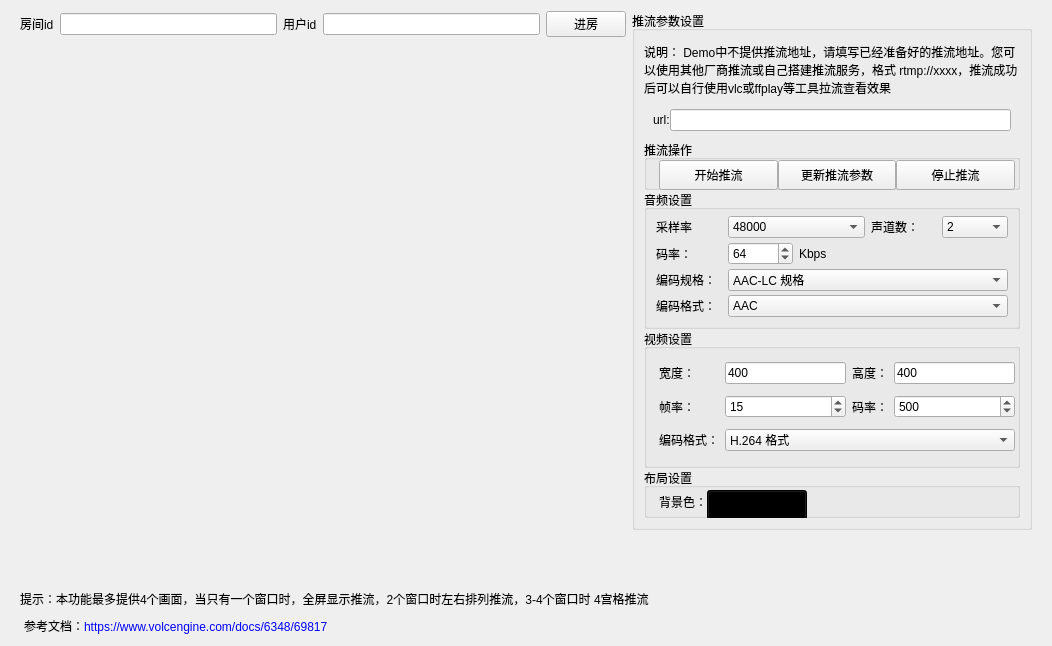
volcengine/VolcEngineRTC, file Windows/src/Advanced/CDNStream/CDNStreamByServer.ui: the form before one commit.
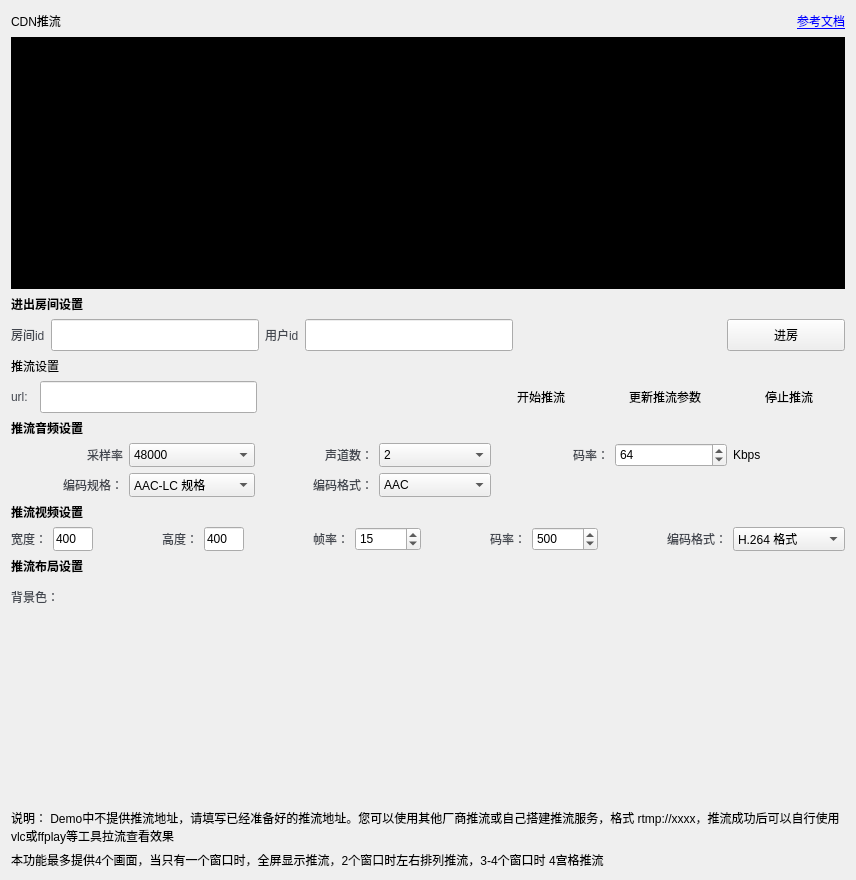
The form after the commit. Icons and pictures are not drawn. Custom widgets are drawn as their Qt base class.

Patch:
```diff
--- a/Windows/src/Advanced/CDNStream/CDNStreamByServer.ui
+++ b/Windows/src/Advanced/CDNStream/CDNStreamByServer.ui
@@ -6,26 +6,97 @@
    <rect>
     <x>0</x>
     <y>0</y>
-    <width>1052</width>
-    <height>646</height>
+    <width>856</width>
+    <height>880</height>
    </rect>
   </property>
   <property name="windowTitle">
    <string>Form</string>
   </property>
-  <layout class="QVBoxLayout" name="verticalLayout_5" stretch="5,1">
+  <layout class="QVBoxLayout" name="verticalLayout_2">
    <property name="spacing">
-    <number>1</number>
+    <number>6</number>
    </property>
+   <item>
+    <layout class="QHBoxLayout" name="horizontalLayout">
+     <item>
+      <widget class="QLabel" name="label_title">
+       <property name="text">
+        <string>CDN推流</string>
+       </property>
+      </widget>
+     </item>
+     <item>
+      <spacer name="horizontalSpacer_4">
+       <property name="orientation">
+        <enum>Qt::Horizontal</enum>
+       </property>
+       <property name="sizeHint" stdset="0">
+        <size>
+         <width>40</width>
+         <height>20</height>
+        </size>
+       </property>
+      </spacer>
+     </item>
+     <item>
+      <widget class="QLabel" name="label_16">
+       <property name="minimumSize">
+        <size>
+         <width>18</width>
+         <height>18</height>
+        </size>
+       </property>
+       <property name="maximumSize">
+        <size>
+         <width>18</width>
+         <height>18</height>
+        </size>
+       </property>
+       <property name="text">
+        <string/>
+       </property>
+       <property name="pixmap">
+        <pixmap resource="../../../resources.qrc">:/img/Resources/ui/document.png</pixmap>
+       </property>
+       <property name="scaledContents">
+        <bool>true</bool>
+       </property>
+      </widget>
+     </item>
+     <item>
+      <widget class="QLabel" name="label_18">
+       <property name="text">
+        <string>&lt;a href=&quot;https://www.volcengine.com/docs/6348/69817&quot;&gt;参考文档</string>
+       </property>
+       <property name="openExternalLinks">
+        <bool>true</bool>
+       </property>
+      </widget>
+     </item>
+    </layout>
+   </item>
    <item>
     <widget class="QWidget" name="widget_top" native="true">
      <property name="minimumSize">
       <size>
        <width>0</width>
-       <height>450</height>
+       <height>252</height>
       </size>
      </property>
-     <layout class="QHBoxLayout" name="horizontalLayout_6" stretch="1,1">
+     <property name="maximumSize">
+      <size>
+       <width>16777215</width>
+       <height>252</height>
+      </size>
+     </property>
+     <property name="styleSheet">
+      <string notr="true">background: black;</string>
+     </property>
+     <layout class="QHBoxLayout" name="horizontalLayout_6" stretch="1">
+      <property name="spacing">
+       <number>4</number>
+      </property>
       <property name="topMargin">
        <number>0</number>
       </property>
@@ -34,39 +105,14 @@
       </property>
       <item>
        <layout class="QVBoxLayout" name="verticalLayout">
-        <item>
-         <layout class="QHBoxLayout" name="horizontalLayout_2">
-          <item>
-           <widget class="QLabel" name="label">
-            <property name="text">
-             <string>房间id</string>
-            </property>
-           </widget>
-          </item>
-          <item>
-           <widget class="QLineEdit" name="lineEdit_room"/>
-          </item>
-          <item>
-           <widget class="QLabel" name="label_2">
-            <property name="text">
-             <string>用户id</string>
-            </property>
-           </widget>
-          </item>
-          <item>
-           <widget class="QLineEdit" name="lineEdit_uid"/>
-          </item>
-          <item>
-           <widget class="QPushButton" name="btn_join">
-            <property name="text">
-             <string>进房</string>
-            </property>
-           </widget>
-          </item>
-         </layout>
-        </item>
+        <property name="spacing">
+         <number>0</number>
+        </property>
         <item>
          <layout class="QHBoxLayout" name="horizontalLayout_3">
+          <property name="spacing">
+           <number>0</number>
+          </property>
           <item>
            <spacer name="horizontalSpacer">
             <property name="orientation">
@@ -83,23 +129,23 @@
           <item>
            <layout class="QFormLayout" name="formLayout">
             <property name="horizontalSpacing">
-             <number>0</number>
+             <number>12</number>
             </property>
             <property name="verticalSpacing">
-             <number>0</number>
+             <number>12</number>
             </property>
             <item row="0" column="0">
              <widget class="UserWidget" name="widget1" native="true">
               <property name="minimumSize">
                <size>
-                <width>200</width>
-                <height>200</height>
+                <width>160</width>
+                <height>120</height>
                </size>
               </property>
               <property name="maximumSize">
                <size>
-                <width>200</width>
-                <height>200</height>
+                <width>160</width>
+                <height>120</height>
                </size>
               </property>
              </widget>
@@ -108,14 +154,14 @@
              <widget class="UserWidget" name="widget2" native="true">
               <property name="minimumSize">
                <size>
-                <width>200</width>
-                <height>200</height>
+                <width>160</width>
+                <height>120</height>
                </size>
               </property>
               <property name="maximumSize">
                <size>
-                <width>200</width>
-                <height>200</height>
+                <width>160</width>
+                <height>120</height>
                </size>
               </property>
              </widget>
@@ -124,14 +170,14 @@
              <widget class="UserWidget" name="widget3" native="true">
               <property name="minimumSize">
                <size>
-                <width>200</width>
-                <height>200</height>
+                <width>160</width>
+                <height>120</height>
                </size>
               </property>
               <property name="maximumSize">
                <size>
-                <width>200</width>
-                <height>200</height>
+                <width>160</width>
+                <height>120</height>
                </size>
               </property>
              </widget>
@@ -140,14 +186,14 @@
              <widget class="UserWidget" name="widget4" native="true">
               <property name="minimumSize">
                <size>
-                <width>200</width>
-                <height>200</height>
+                <width>160</width>
+                <height>120</height>
                </size>
               </property>
               <property name="maximumSize">
                <size>
-                <width>200</width>
-                <height>200</height>
+                <width>160</width>
+                <height>120</height>
                </size>
               </property>
              </widget>
@@ -171,157 +217,251 @@
         </item>
        </layout>
       </item>
+     </layout>
+    </widget>
+   </item>
       <item>
-       <layout class="QVBoxLayout" name="verticalLayout_2" stretch="0">
+    <widget class="QLabel" name="label_t1">
+     <property name="font">
+      <font>
+       <bold>true</bold>
+      </font>
+     </property>
+     <property name="text">
+      <string>进出房间设置</string>
+     </property>
+    </widget>
+   </item>
         <item>
-         <widget class="QGroupBox" name="groupBox">
+    <layout class="QHBoxLayout" name="horizontalLayout_2">
+     <item>
+      <widget class="QLabel" name="label">
+       <property name="styleSheet">
+        <string notr="true">QLabel{color:#42464E; background-color:transparent;}</string>
+       </property>
+       <property name="text">
+        <string>房间id</string>
+       </property>
+      </widget>
+     </item>
+     <item>
+      <widget class="QLineEdit" name="lineEdit_room">
+       <property name="minimumSize">
+        <size>
+         <width>0</width>
+         <height>32</height>
+        </size>
+       </property>
           <property name="maximumSize">
            <size>
-            <width>400</width>
-            <height>16777215</height>
-           </size>
-          </property>
-          <property name="title">
-           <string>推流参数设置</string>
-          </property>
-          <layout class="QVBoxLayout" name="verticalLayout_3">
-           <property name="spacing">
-            <number>0</number>
-           </property>
+         <width>16777215</width>
+         <height>32</height>
+        </size>
+       </property>
+      </widget>
+     </item>
+     <item>
+      <widget class="QLabel" name="label_2">
+       <property name="styleSheet">
+        <string notr="true">QLabel{color:#42464E; background-color:transparent;}</string>
+       </property>
+       <property name="text">
+        <string>用户id</string>
+       </property>
+      </widget>
+     </item>
            <item>
-            <widget class="QLabel" name="label_14">
+      <widget class="QLineEdit" name="lineEdit_uid">
+       <property name="minimumSize">
+        <size>
+         <width>0</width>
+         <height>32</height>
+        </size>
+       </property>
              <property name="maximumSize">
               <size>
                <width>16777215</width>
-               <height>60</height>
-              </size>
-             </property>
-             <property name="text">
-              <string>说明： Demo中不提供推流地址，请填写已经准备好的推流地址。您可以使用其他厂商推流或自己搭建推流服务，格式 rtmp://xxxx，推流成功后可以自行使用vlc或ffplay等工具拉流查看效果</string>
-             </property>
-             <property name="wordWrap">
-              <bool>true</bool>
-             </property>
-            </widget>
+         <height>32</height>
+        </size>
+       </property>
+      </widget>
+     </item>
+     <item>
+      <spacer name="horizontalSpacer_5">
+       <property name="orientation">
+        <enum>Qt::Horizontal</enum>
+       </property>
+       <property name="sizeHint" stdset="0">
+        <size>
+         <width>40</width>
+         <height>20</height>
+        </size>
+       </property>
+      </spacer>
            </item>
            <item>
-            <widget class="QWidget" name="widget_url" native="true">
+      <widget class="QPushButton" name="btn_join">
+       <property name="minimumSize">
+        <size>
+         <width>118</width>
+         <height>32</height>
+        </size>
+       </property>
              <property name="maximumSize">
               <size>
-               <width>16777215</width>
-               <height>40</height>
-              </size>
-             </property>
-             <layout class="QHBoxLayout" name="horizontalLayout_5">
+         <width>118</width>
+         <height>32</height>
+        </size>
+       </property>
+       <property name="text">
+        <string>进房</string>
+       </property>
+      </widget>
+     </item>
+    </layout>
+   </item>
+   <item>
+    <widget class="QLabel" name="label_t2">
+     <property name="text">
+      <string>推流设置</string>
+     </property>
+    </widget>
+   </item>
+   <item>
+    <layout class="QHBoxLayout" name="horizontalLayout_4">
               <property name="spacing">
-               <number>0</number>
+      <number>12</number>
               </property>
               <item>
                <widget class="QLabel" name="label_4">
+       <property name="styleSheet">
+        <string notr="true">QLabel{color:#42464E; background-color:transparent;}</string>
+       </property>
                 <property name="text">
                  <string>url:</string>
                 </property>
                </widget>
               </item>
               <item>
-               <widget class="QLineEdit" name="lineEdit_url"/>
-              </item>
-             </layout>
-            </widget>
-           </item>
-           <item>
-            <widget class="QGroupBox" name="groupBox_2">
+      <widget class="QLineEdit" name="lineEdit_url">
+       <property name="minimumSize">
+        <size>
+         <width>0</width>
+         <height>32</height>
+        </size>
+       </property>
              <property name="maximumSize">
               <size>
                <width>16777215</width>
-               <height>50</height>
-              </size>
-             </property>
-             <property name="title">
-              <string>推流操作</string>
-             </property>
-             <layout class="QHBoxLayout" name="horizontalLayout_4">
-              <property name="spacing">
-               <number>0</number>
-              </property>
-              <property name="leftMargin">
-               <number>12</number>
-              </property>
-              <property name="topMargin">
-               <number>0</number>
-              </property>
-              <property name="rightMargin">
-               <number>2</number>
-              </property>
-              <property name="bottomMargin">
-               <number>0</number>
-              </property>
+         <height>32</height>
+        </size>
+       </property>
+      </widget>
+     </item>
+     <item>
+      <spacer name="horizontalSpacer_3">
+       <property name="orientation">
+        <enum>Qt::Horizontal</enum>
+       </property>
+       <property name="sizeHint" stdset="0">
+        <size>
+         <width>40</width>
+         <height>20</height>
+        </size>
+       </property>
+      </spacer>
+     </item>
               <item>
                <widget class="QPushButton" name="btn_start">
                 <property name="minimumSize">
                  <size>
-                  <width>0</width>
+         <width>112</width>
                   <height>30</height>
                  </size>
                 </property>
                 <property name="text">
                  <string>开始推流</string>
                 </property>
+       <property name="flat">
+        <bool>true</bool>
+       </property>
                </widget>
               </item>
               <item>
                <widget class="QPushButton" name="btn_update">
                 <property name="minimumSize">
                  <size>
-                  <width>0</width>
+         <width>112</width>
                   <height>30</height>
                  </size>
                 </property>
                 <property name="text">
                  <string>更新推流参数</string>
                 </property>
+       <property name="flat">
+        <bool>true</bool>
+       </property>
                </widget>
               </item>
               <item>
                <widget class="QPushButton" name="btn_stop">
                 <property name="minimumSize">
                  <size>
-                  <width>0</width>
+         <width>112</width>
                   <height>30</height>
                  </size>
                 </property>
                 <property name="text">
                  <string>停止推流</string>
                 </property>
+       <property name="flat">
+        <bool>true</bool>
+       </property>
                </widget>
               </item>
              </layout>
+   </item>
+   <item>
+    <widget class="QLabel" name="label_t3">
+     <property name="font">
+      <font>
+       <bold>true</bold>
+      </font>
+     </property>
+     <property name="text">
+      <string>推流音频设置</string>
+     </property>
             </widget>
            </item>
            <item>
-            <widget class="QGroupBox" name="groupBox_6">
-             <property name="title">
-              <string>音频设置</string>
-             </property>
              <layout class="QGridLayout" name="gridLayout">
-              <property name="topMargin">
-               <number>2</number>
-              </property>
-              <property name="bottomMargin">
-               <number>2</number>
-              </property>
-              <property name="verticalSpacing">
-               <number>0</number>
-              </property>
               <item row="0" column="0">
                <widget class="QLabel" name="label_6">
+       <property name="styleSheet">
+        <string notr="true">QLabel{color:#42464E; background-color:transparent;}</string>
+       </property>
                 <property name="text">
                  <string>采样率</string>
                 </property>
-               </widget>
-              </item>
-              <item row="0" column="1" colspan="2">
+       <property name="alignment">
+        <set>Qt::AlignRight|Qt::AlignTrailing|Qt::AlignVCenter</set>
+       </property>
+      </widget>
+     </item>
+     <item row="0" column="1">
                <widget class="QComboBox" name="comboBox_samplerate">
+       <property name="minimumSize">
+        <size>
+         <width>82</width>
+         <height>24</height>
+        </size>
+       </property>
+       <property name="maximumSize">
+        <size>
+         <width>16777215</width>
+         <height>24</height>
+        </size>
+       </property>
                 <item>
                  <property name="text">
                   <string>48000</string>
@@ -339,15 +479,33 @@
                 </item>
                </widget>
               </item>
-              <item row="0" column="3">
+     <item row="0" column="2">
                <widget class="QLabel" name="label_7">
+       <property name="styleSheet">
+        <string notr="true">QLabel{color:#42464E; background-color:transparent;}</string>
+       </property>
                 <property name="text">
                  <string>声道数：</string>
                 </property>
-               </widget>
-              </item>
-              <item row="0" column="4">
+       <property name="alignment">
+        <set>Qt::AlignRight|Qt::AlignTrailing|Qt::AlignVCenter</set>
+       </property>
+      </widget>
+     </item>
+     <item row="0" column="3">
                <widget class="QComboBox" name="comboBox_channel">
+       <property name="minimumSize">
+        <size>
+         <width>66</width>
+         <height>24</height>
+        </size>
+       </property>
+       <property name="maximumSize">
+        <size>
+         <width>16777215</width>
+         <height>24</height>
+        </size>
+       </property>
                 <item>
                  <property name="text">
                   <string>2</string>
@@ -360,15 +518,33 @@
                 </item>
                </widget>
               </item>
-              <item row="1" column="0">
+     <item row="0" column="4">
                <widget class="QLabel" name="label_8">
+       <property name="styleSheet">
+        <string notr="true">QLabel{color:#42464E; background-color:transparent;}</string>
+       </property>
                 <property name="text">
                  <string>码率：</string>
                 </property>
-               </widget>
-              </item>
-              <item row="1" column="1">
+       <property name="alignment">
+        <set>Qt::AlignRight|Qt::AlignTrailing|Qt::AlignVCenter</set>
+       </property>
+      </widget>
+     </item>
+     <item row="0" column="5">
                <widget class="QSpinBox" name="spinBox_a_bitrate">
+       <property name="minimumSize">
+        <size>
+         <width>64</width>
+         <height>24</height>
+        </size>
+       </property>
+       <property name="maximumSize">
+        <size>
+         <width>16777215</width>
+         <height>24</height>
+        </size>
+       </property>
                 <property name="minimum">
                  <number>32</number>
                 </property>
@@ -380,22 +556,40 @@
                 </property>
                </widget>
               </item>
-              <item row="1" column="2" colspan="2">
+     <item row="0" column="6">
                <widget class="QLabel" name="label_21">
                 <property name="text">
                  <string>Kbps</string>
                 </property>
                </widget>
               </item>
-              <item row="2" column="0">
+     <item row="1" column="0">
                <widget class="QLabel" name="label_9">
+       <property name="styleSheet">
+        <string notr="true">QLabel{color:#42464E; background-color:transparent;}</string>
+       </property>
                 <property name="text">
                  <string>编码规格：</string>
                 </property>
-               </widget>
-              </item>
-              <item row="2" column="1" colspan="4">
+       <property name="alignment">
+        <set>Qt::AlignRight|Qt::AlignTrailing|Qt::AlignVCenter</set>
+       </property>
+      </widget>
+     </item>
+     <item row="1" column="1">
                <widget class="QComboBox" name="comboBox_a_code1">
+       <property name="minimumSize">
+        <size>
+         <width>126</width>
+         <height>24</height>
+        </size>
+       </property>
+       <property name="maximumSize">
+        <size>
+         <width>16777215</width>
+         <height>24</height>
+        </size>
+       </property>
                 <item>
                  <property name="text">
                   <string>AAC-LC 规格</string>
@@ -413,15 +607,33 @@
                 </item>
                </widget>
               </item>
-              <item row="3" column="0">
+     <item row="1" column="2">
                <widget class="QLabel" name="label_10">
+       <property name="styleSheet">
+        <string notr="true">QLabel{color:#42464E; background-color:transparent;}</string>
+       </property>
                 <property name="text">
                  <string>编码格式：</string>
                 </property>
-               </widget>
-              </item>
-              <item row="3" column="1" colspan="4">
+       <property name="alignment">
+        <set>Qt::AlignRight|Qt::AlignTrailing|Qt::AlignVCenter</set>
+       </property>
+      </widget>
+     </item>
+     <item row="1" column="3">
                <widget class="QComboBox" name="comboBox_a_code2">
+       <property name="minimumSize">
+        <size>
+         <width>88</width>
+         <height>24</height>
+        </size>
+       </property>
+       <property name="maximumSize">
+        <size>
+         <width>16777215</width>
+         <height>24</height>
+        </size>
+       </property>
                 <item>
                  <property name="text">
                   <string>AAC</string>
@@ -430,66 +642,129 @@
                </widget>
               </item>
              </layout>
+   </item>
+   <item>
+    <widget class="QLabel" name="label_t4">
+     <property name="font">
+      <font>
+       <bold>true</bold>
+      </font>
+     </property>
+     <property name="text">
+      <string>推流视频设置</string>
+     </property>
             </widget>
            </item>
            <item>
-            <widget class="QGroupBox" name="groupBox_5">
-             <property name="title">
-              <string>视频设置</string>
-             </property>
-             <layout class="QGridLayout" name="gridLayout_2">
-              <property name="leftMargin">
-               <number>12</number>
-              </property>
-              <property name="topMargin">
-               <number>2</number>
-              </property>
-              <property name="rightMargin">
-               <number>2</number>
-              </property>
-              <property name="bottomMargin">
-               <number>2</number>
-              </property>
-              <property name="verticalSpacing">
-               <number>0</number>
-              </property>
-              <item row="0" column="0">
+    <layout class="QHBoxLayout" name="horizontalLayout_8">
+     <item>
                <widget class="QLabel" name="label_15">
+       <property name="styleSheet">
+        <string notr="true">QLabel{color:#42464E; background-color:transparent;}</string>
+       </property>
                 <property name="text">
                  <string>宽度：</string>
                 </property>
                </widget>
               </item>
-              <item row="0" column="1">
+     <item>
                <widget class="QLineEdit" name="lineEdit_v_w">
+       <property name="minimumSize">
+        <size>
+         <width>40</width>
+         <height>24</height>
+        </size>
+       </property>
+       <property name="maximumSize">
+        <size>
+         <width>40</width>
+         <height>24</height>
+        </size>
+       </property>
                 <property name="text">
                  <string>400</string>
                 </property>
                </widget>
               </item>
-              <item row="0" column="2">
+     <item>
+      <spacer name="horizontalSpacer_10">
+       <property name="orientation">
+        <enum>Qt::Horizontal</enum>
+       </property>
+       <property name="sizeHint" stdset="0">
+        <size>
+         <width>40</width>
+         <height>20</height>
+        </size>
+       </property>
+      </spacer>
+     </item>
+     <item>
                <widget class="QLabel" name="label_11">
+       <property name="styleSheet">
+        <string notr="true">QLabel{color:#42464E; background-color:transparent;}</string>
+       </property>
                 <property name="text">
                  <string>高度：</string>
                 </property>
                </widget>
               </item>
-              <item row="0" column="3">
+     <item>
                <widget class="QLineEdit" name="lineEdit_v_h">
+       <property name="minimumSize">
+        <size>
+         <width>40</width>
+         <height>24</height>
+        </size>
+       </property>
+       <property name="maximumSize">
+        <size>
+         <width>40</width>
+         <height>24</height>
+        </size>
+       </property>
                 <property name="text">
                  <string>400</string>
                 </property>
                </widget>
               </item>
-              <item row="1" column="0">
+     <item>
+      <spacer name="horizontalSpacer_11">
+       <property name="orientation">
+        <enum>Qt::Horizontal</enum>
+       </property>
+       <property name="sizeHint" stdset="0">
+        <size>
+         <width>40</width>
+         <height>20</height>
+        </size>
+       </property>
+      </spacer>
+     </item>
+     <item>
                <widget class="QLabel" name="label_13">
+       <property name="styleSheet">
+        <string notr="true">QLabel{color:#42464E; background-color:transparent;}</string>
+       </property>
                 <property name="text">
                  <string>帧率：</string>
                 </property>
                </widget>
               </item>
-              <item row="1" column="1">
+     <item>
                <widget class="QSpinBox" name="spinBox_v_fps">
+       <property name="minimumSize">
+        <size>
+         <width>66</width>
+         <height>24</height>
+        </size>
+       </property>
+       <property name="maximumSize">
+        <size>
+         <width>16777215</width>
+         <height>24</height>
+        </size>
+       </property>
                 <property name="minimum">
                  <number>1</number>
                 </property>
@@ -501,15 +776,43 @@
                 </property>
                </widget>
               </item>
-              <item row="1" column="2">
+     <item>
+      <spacer name="horizontalSpacer_12">
+       <property name="orientation">
+        <enum>Qt::Horizontal</enum>
+       </property>
+       <property name="sizeHint" stdset="0">
+        <size>
+         <width>40</width>
+         <height>20</height>
+        </size>
+       </property>
+      </spacer>
+     </item>
+     <item>
                <widget class="QLabel" name="label_17">
+       <property name="styleSheet">
+        <string notr="true">QLabel{color:#42464E; background-color:transparent;}</string>
+       </property>
                 <property name="text">
                  <string>码率：</string>
                 </property>
                </widget>
               </item>
-              <item row="1" column="3">
+     <item>
                <widget class="QSpinBox" name="spinBox_v_bitrate">
+       <property name="minimumSize">
+        <size>
+         <width>66</width>
+         <height>24</height>
+        </size>
+       </property>
+       <property name="maximumSize">
+        <size>
+         <width>16777215</width>
+         <height>24</height>
+        </size>
+       </property>
                 <property name="minimum">
                  <number>1</number>
                 </property>
@@ -521,15 +824,43 @@
                 </property>
                </widget>
               </item>
-              <item row="2" column="0">
+     <item>
+      <spacer name="horizontalSpacer_13">
+       <property name="orientation">
+        <enum>Qt::Horizontal</enum>
+       </property>
+       <property name="sizeHint" stdset="0">
+        <size>
+         <width>40</width>
+         <height>20</height>
+        </size>
+       </property>
+      </spacer>
+     </item>
+     <item>
                <widget class="QLabel" name="label_12">
+       <property name="styleSheet">
+        <string notr="true">QLabel{color:#42464E; background-color:transparent;}</string>
+       </property>
                 <property name="text">
                  <string>编码格式：</string>
                 </property>
                </widget>
               </item>
-              <item row="2" column="1" colspan="3">
+     <item>
                <widget class="QComboBox" name="comboBox_v_code">
+       <property name="minimumSize">
+        <size>
+         <width>112</width>
+         <height>24</height>
+        </size>
+       </property>
+       <property name="maximumSize">
+        <size>
+         <width>16777215</width>
+         <height>24</height>
+        </size>
+       </property>
                 <item>
                  <property name="text">
                   <string>H.264 格式</string>
@@ -543,37 +874,26 @@
                </widget>
               </item>
              </layout>
+   </item>
+   <item>
+    <widget class="QLabel" name="label_t5">
+     <property name="font">
+      <font>
+       <bold>true</bold>
+      </font>
+     </property>
+     <property name="text">
+      <string>推流布局设置</string>
+     </property>
             </widget>
            </item>
            <item>
-            <widget class="QGroupBox" name="groupBox_4">
-             <property name="maximumSize">
-              <size>
-               <width>16777215</width>
-               <height>50</height>
-              </size>
-             </property>
-             <property name="title">
-              <string>布局设置</string>
-             </property>
-             <layout class="QHBoxLayout" name="horizontalLayout_7">
-              <property name="spacing">
-               <number>0</number>
-              </property>
-              <property name="leftMargin">
-               <number>12</number>
-              </property>
-              <property name="topMargin">
-               <number>2</number>
-              </property>
-              <property name="rightMargin">
-               <number>2</number>
-              </property>
-              <property name="bottomMargin">
-               <number>2</number>
-              </property>
+    <layout class="QHBoxLayout" name="horizontalLayout_9">
               <item>
                <widget class="QLabel" name="label_19">
+       <property name="styleSheet">
+        <string notr="true">QLabel{color:#42464E; background-color:transparent;}</string>
+       </property>
                 <property name="text">
                  <string>背景色：</string>
                 </property>
@@ -583,8 +903,14 @@
                <widget class="QPushButton" name="btn_color">
                 <property name="minimumSize">
                  <size>
-                  <width>100</width>
-                  <height>30</height>
+         <width>160</width>
+         <height>32</height>
+        </size>
+       </property>
+       <property name="maximumSize">
+        <size>
+         <width>160</width>
+         <height>32</height>
                  </size>
                 </property>
                 <property name="palette">
@@ -684,10 +1010,13 @@
                 <property name="text">
                  <string/>
                 </property>
+       <property name="flat">
+        <bool>true</bool>
+       </property>
                </widget>
               </item>
               <item>
-               <spacer name="horizontalSpacer_3">
+      <spacer name="horizontalSpacer_14">
                 <property name="orientation">
                  <enum>Qt::Horizontal</enum>
                 </property>
@@ -700,89 +1029,50 @@
                </spacer>
               </item>
              </layout>
-            </widget>
-           </item>
-          </layout>
-         </widget>
-        </item>
-       </layout>
-      </item>
-     </layout>
-    </widget>
    </item>
    <item>
-    <widget class="QWidget" name="widget_bottom" native="true">
-     <property name="minimumSize">
+    <spacer name="verticalSpacer">
+     <property name="orientation">
+      <enum>Qt::Vertical</enum>
+     </property>
+     <property name="sizeHint" stdset="0">
       <size>
-       <width>0</width>
-       <height>0</height>
+       <width>20</width>
+       <height>40</height>
       </size>
      </property>
+    </spacer>
+   </item>
+   <item>
+    <widget class="QLabel" name="label_14">
      <property name="maximumSize">
       <size>
        <width>16777215</width>
-       <height>150</height>
+       <height>60</height>
       </size>
      </property>
-     <layout class="QVBoxLayout" name="verticalLayout_4">
-      <property name="topMargin">
-       <number>0</number>
-      </property>
-      <property name="bottomMargin">
-       <number>0</number>
-      </property>
-      <item>
-       <widget class="LogWidget" name="widget_log" native="true"/>
+     <property name="text">
+      <string>说明： Demo中不提供推流地址，请填写已经准备好的推流地址。您可以使用其他厂商推流或自己搭建推流服务，格式 rtmp://xxxx，推流成功后可以自行使用vlc或ffplay等工具拉流查看效果</string>
+     </property>
+     <property name="wordWrap">
+      <bool>true</bool>
+     </property>
+    </widget>
       </item>
       <item>
        <widget class="QLabel" name="label_3">
         <property name="maximumSize">
          <size>
           <width>16777215</width>
-          <height>20</height>
+       <height>16777215</height>
          </size>
         </property>
         <property name="text">
-         <string>提示：本功能最多提供4个画面，当只有一个窗口时，全屏显示推流，2个窗口时左右排列推流，3-4个窗口时 4宫格推流</string>
+      <string>本功能最多提供4个画面，当只有一个窗口时，全屏显示推流，2个窗口时左右排列推流，3-4个窗口时 4宫格推流</string>
         </property>
         <property name="wordWrap">
          <bool>true</bool>
         </property>
-       </widget>
-      </item>
-      <item>
-       <widget class="QTextEdit" name="textEdit">
-        <property name="maximumSize">
-         <size>
-          <width>16777215</width>
-          <height>20</height>
-         </size>
-        </property>
-        <property name="styleSheet">
-         <string notr="true">background-color: rgba(255, 255, 255, 0);</string>
-        </property>
-        <property name="frameShape">
-         <enum>QFrame::NoFrame</enum>
-        </property>
-        <property name="verticalScrollBarPolicy">
-         <enum>Qt::ScrollBarAlwaysOff</enum>
-        </property>
-        <property name="horizontalScrollBarPolicy">
-         <enum>Qt::ScrollBarAlwaysOff</enum>
-        </property>
-        <property name="html">
-         <string>&lt;!DOCTYPE HTML PUBLIC &quot;-//W3C//DTD HTML 4.0//EN&quot; &quot;http://www.w3.org/TR/REC-html40/strict.dtd&quot;&gt;
-&lt;html&gt;&lt;head&gt;&lt;meta name=&quot;qrichtext&quot; content=&quot;1&quot; /&gt;&lt;meta charset=&quot;utf-8&quot; /&gt;&lt;style type=&quot;text/css&quot;&gt;
-p, li { white-space: pre-wrap; }
-hr { height: 1px; border-width: 0; }
-li.unchecked::marker { content: &quot;\2610&quot;; }
-li.checked::marker { content: &quot;\2612&quot;; }
-&lt;/style&gt;&lt;/head&gt;&lt;body style=&quot; font-family:'.AppleSystemUIFont'; font-size:13pt; font-weight:400; font-style:normal;&quot;&gt;
-&lt;p style=&quot; margin-top:0px; margin-bottom:0px; margin-left:0px; margin-right:0px; -qt-block-indent:0; text-indent:0px;&quot;&gt;&lt;span style=&quot; font-family:'Microsoft YaHei UI'; font-size:9pt;&quot;&gt;参考文档：&lt;/span&gt;&lt;span style=&quot; font-family:'Microsoft YaHei UI'; font-size:9pt; color:#0000ff;&quot;&gt;https://www.volcengine.com/docs/6348/69817&lt;/span&gt;&lt;/p&gt;&lt;/body&gt;&lt;/html&gt;</string>
-        </property>
-       </widget>
-      </item>
-     </layout>
     </widget>
    </item>
   </layout>
@@ -794,12 +1084,6 @@
    <header>UserWidget.h</header>
    <container>1</container>
   </customwidget>
-  <customwidget>
-   <class>LogWidget</class>
-   <extends>QWidget</extends>
-   <header location="global">LogWidget.h</header>
-   <container>1</container>
-  </customwidget>
  </customwidgets>
  <resources/>
  <connections/>
```
Left out of the diff: 4 changed lines with no effect on the pictures. Lines whose indentation alone changed are shown as unchanged.
